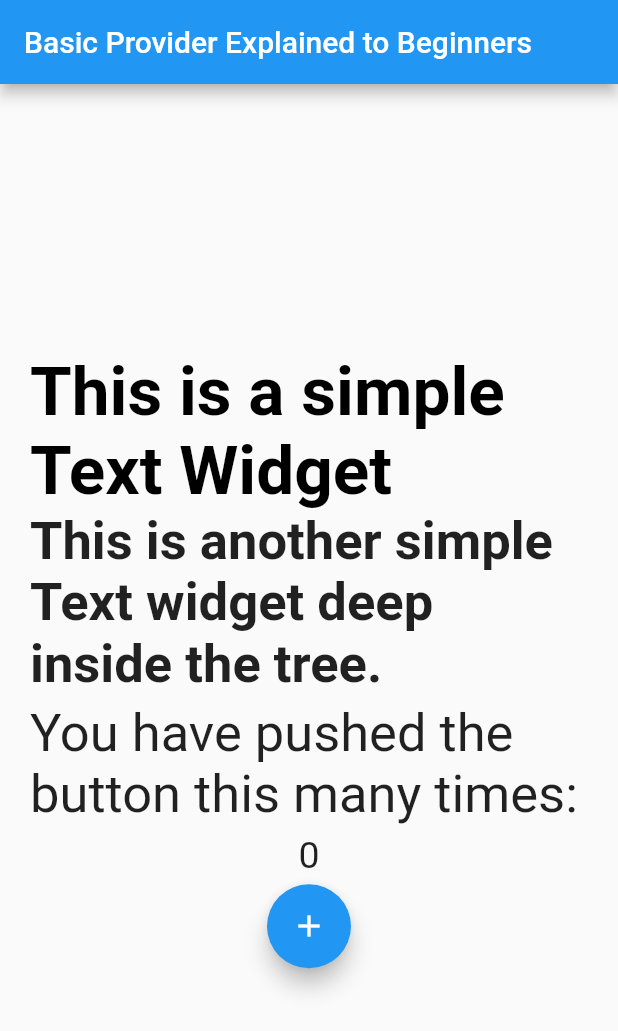
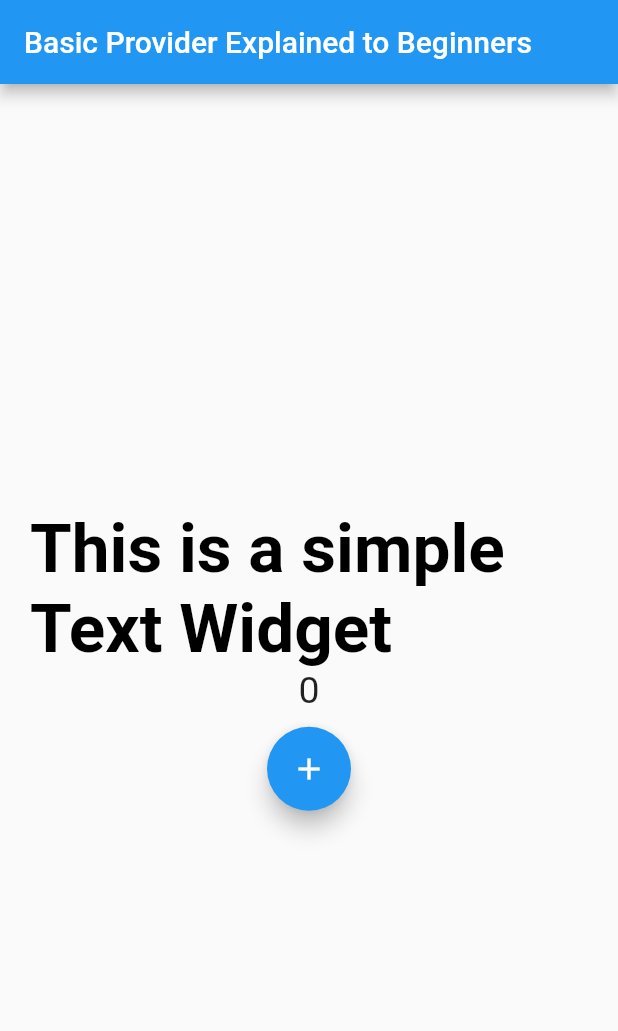
Before and after one commit to miyigun/flutter_provider_example, a Flutter app: the screen it shows after launch, on a phone screen of 412 x 824 dp. Shown: the top 1031 px of the screen. Run offline on Flutter 3.47's test engine with Material 2 defaults, Android fonts, the phone set to English and light mode, and no system bars.

Commit message:
Second commit

```diff
--- /dev/null
+++ b/lib/pages/column_class.dart
@@ -0,0 +1,37 @@
+import 'package:flutter/material.dart';
+import 'package:flutter_provider_example/models/counting_the_number.dart';
+import 'package:provider/provider.dart';
+
+class ColumnClass extends StatelessWidget {
+  const ColumnClass({super.key});
+
+  @override
+  Widget build(BuildContext context) {
+    // ‘Provider.of’, just like Consumer needs to know the type of the model.
+    // We need to specify the model ‘CountingTheNumber’.
+    //this time only this widget will be rebuilt
+    final CountingTheNumber counter = Provider.of<CountingTheNumber>(context);
+
+    return Column(
+      children: [
+        Text(
+          '${counter.number}',
+          style: const TextStyle(
+            fontSize: 25.0
+          ),
+        ),
+        const SizedBox(
+          height: 10.0,
+        ),
+        FloatingActionButton(
+            onPressed: (){
+              counter.increaseNumber();
+            },
+          tooltip: 'Increment',
+          child: const Icon(Icons.add),
+        ),
+      ],
+    );
+  }
+
+}
--- a/lib/pages/my_home_page.dart
+++ b/lib/pages/my_home_page.dart
@@ -1,6 +1,5 @@
 import 'package:flutter/material.dart';
-import 'package:flutter_provider_example/models/counting_the_number.dart';
-import 'package:provider/provider.dart';
+import 'package:flutter_provider_example/pages/column_class.dart';
 
 class MyHomePage extends StatelessWidget {
   const MyHomePage({super.key});
@@ -27,14 +26,13 @@ class AVeryDeepWidgetTree extends StatelessWidget {
   Widget build(BuildContext context) {
     // ‘Provider.of’, just like Consumer needs to know the type of the model.
     //We need to specify the model ‘CountingTheNumber’.
-    final counter = Provider.of<CountingTheNumber>(context);
 
     return Container(
       padding: const EdgeInsets.all(20.0),
-      child: Column(
+      child: const Column(
         mainAxisAlignment: MainAxisAlignment.center,
         children: <Widget>[
-          const Text(
+          Text(
             'This is a simple Text Widget',
             style: TextStyle(
               color: Colors.black,
@@ -44,44 +42,7 @@ class AVeryDeepWidgetTree extends StatelessWidget {
           ),
           //now we are going to build a very deep widget tree
           Center(
-            child: Column(
-              mainAxisAlignment: MainAxisAlignment.center,
-              children: [
-                const Text(
-                  'This is another simple Text widget deep inside the tree.',
-                  style: TextStyle(
-                    fontSize: 35.0,
-                    fontWeight: FontWeight.bold,
-                  ),
-                ),
-                const SizedBox(
-                  height: 5.0,
-                ),
-                const Text(
-                  'You have pushed the button this many times:',
-                  style: TextStyle(
-                    fontSize: 35.0,
-                  ),
-                ),
-                const SizedBox(
-                  height: 5.0,
-                ),
-                Text(
-                  '${counter.number}',
-                  style: const TextStyle(fontSize: 25.0),
-                ),
-                const SizedBox(
-                  height: 5.0,
-                ),
-                FloatingActionButton(
-                  onPressed: () {
-                    counter.increaseNumber();
-                  },
-                  tooltip: 'Increment',
-                  child: const Icon(Icons.add),
-                ),
-              ],
-            ),
+            child: ColumnClass(),
           ),
         ],
       ),
```
